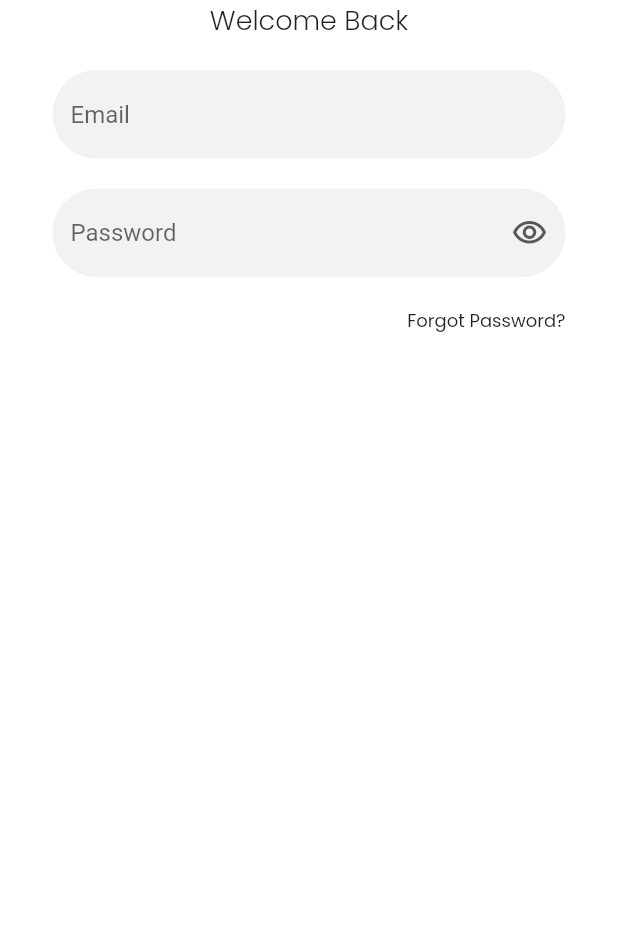
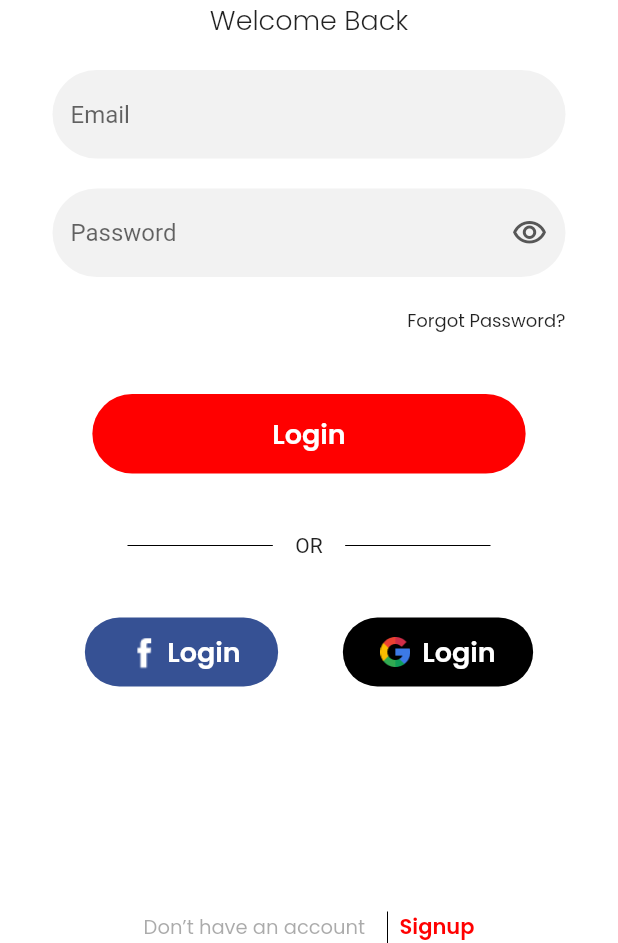
Before and after one commit to MPLectures/ui, a Flutter app: the screen it shows after launch, on a phone screen of 412 x 824 dp, the part 293-1236 px from its top. Run offline on Flutter 3.47's test engine with Material 2 defaults, Android fonts, the phone set to English and light mode, and no system bars.

Commit message:
lecture sixth : Ui Screen second half

```diff
--- a/lib/helpers/constants.dart
+++ b/lib/helpers/constants.dart
@@ -8,4 +8,5 @@ class MyColors{
   static const Color blackColor = Color(0xff000000);
   static const Color greyColor = Color(0xffF2F2F2);
   static const Color darkGreyColor = Color(0xff575757);
+  static const Color blueColor = Color(0xff365194);
 }
--- a/lib/main.dart
+++ b/lib/main.dart
@@ -1,4 +1,5 @@
 import 'package:flutter/material.dart';
+import 'package:ui/views/screens/expanded_screen.dart';
 import 'package:ui/views/screens/fifth_class.dart';
 import 'package:ui/views/screens/lecture_one.dart';
 import 'package:ui/views/screens/lecture_three.dart';
--- /dev/null
+++ b/lib/views/screens/expanded_screen.dart
@@ -0,0 +1,26 @@
+import 'package:flutter/material.dart';
+
+class ExpandedScreen extends StatelessWidget {
+  const ExpandedScreen({Key? key}) : super(key: key);
+
+  @override
+  Widget build(BuildContext context) {
+    return Scaffold(
+      body: SafeArea(
+        child: Container(
+          height: 300,
+          width: 300,
+          color: Colors.red,
+          child: Container(
+            margin: EdgeInsets.all(20),
+            padding: EdgeInsets.all(20),
+            color: Colors.green,
+            child: Container(
+              color: Colors.yellow,
+            ),
+          ),
+        ),
+      ),
+    );
+  }
+}
--- a/lib/views/screens/screen_login.dart
+++ b/lib/views/screens/screen_login.dart
@@ -5,6 +5,7 @@ class ScreenLogin extends StatelessWidget {
   @override
   Widget build(BuildContext context) {
     return Scaffold(
+      resizeToAvoidBottomInset: false,
       backgroundColor: MyColors.whiteColor,
       appBar: AppBar(
         backgroundColor: MyColors.whiteColor,
@@ -43,6 +44,9 @@ class ScreenLogin extends StatelessWidget {
         padding: EdgeInsets.symmetric(horizontal: 35),
         child: Column(
           children: [
+            Expanded(
+              child: Column(
+                children: [
                   Align(
                     alignment: Alignment.centerLeft,
                     child: Text(
@@ -65,7 +69,9 @@ class ScreenLogin extends StatelessWidget {
                       fontSize: 18,
                     ),
                   ),
-            SizedBox(height: 20,),
+                  SizedBox(
+                    height: 20,
+                  ),
                   TextFormField(
                     decoration: InputDecoration(
                         hintText: 'Email',
@@ -79,7 +85,9 @@ class ScreenLogin extends StatelessWidget {
                         filled: true,
                         fillColor: MyColors.greyColor),
                   ),
-            SizedBox(height: 20,),
+                  SizedBox(
+                    height: 20,
+                  ),
                   TextFormField(
                     decoration: InputDecoration(
                       suffixIcon: Icon(
@@ -98,7 +106,9 @@ class ScreenLogin extends StatelessWidget {
                       fillColor: MyColors.greyColor,
                     ),
                   ),
-            SizedBox(height: 20,),
+                  SizedBox(
+                    height: 20,
+                  ),
                   Align(
                     alignment: Alignment.centerRight,
                     child: Text(
@@ -109,6 +119,127 @@ class ScreenLogin extends StatelessWidget {
                       ),
                     ),
                   ),
+                  SizedBox(height: 40,),
+                  Container(
+                    padding: EdgeInsets.symmetric(horizontal: 120, vertical: 13),
+                    decoration: BoxDecoration(
+                        color: MyColors.redColor,
+                        borderRadius: BorderRadius.circular(30)),
+                    child: Text(
+                      "Login",
+                      style: TextStyle(
+                        color: MyColors.whiteColor,
+                        fontFamily: 'PoppinsSemiBold',
+                        fontSize: 18,
+                      ),
+                    ),
+                  ),
+                  SizedBox(height: 40,),
+                  Row(
+                    children: [
+                      Expanded(
+                        child: Divider(
+                          // thickness: 2,
+                          color: MyColors.blackColor,
+                          indent: 50,
+                          endIndent: 15,
+                        ),
+                      ),
+                      Text("OR"),
+                      Expanded(
+                        child: Divider(
+                          // thickness: 2,
+                          color: MyColors.blackColor,
+                          indent: 15,
+                          endIndent: 50,
+                        ),
+                      ),
+                    ],
+                  ),
+                  SizedBox(height: 40,),
+                  Row(
+                    mainAxisAlignment: MainAxisAlignment.spaceAround,
+                    children: [
+                      Container(
+                        padding: EdgeInsets.symmetric(horizontal: 25, vertical: 8),
+                        decoration: BoxDecoration(
+                            color: MyColors.blueColor,
+                            borderRadius: BorderRadius.circular(30)),
+                        child: Row(
+                          mainAxisAlignment: MainAxisAlignment.spaceAround,
+                          children: [
+                            Image.asset(
+                              'assets/images/facebook (8) 1.png',
+                              height: 30,
+                              width: 30,
+                            ),
+                            Text(
+                              "Login",
+                              style: TextStyle(
+                                color: MyColors.whiteColor,
+                                fontFamily: 'PoppinsSemiBold',
+                                fontSize: 18,
+                              ),
+                            ),
+                          ],
+                        ),
+                      ),
+                      Container(
+                        padding: EdgeInsets.symmetric(horizontal: 25, vertical: 8),
+                        decoration: BoxDecoration(
+                            color: MyColors.blackColor,
+                            borderRadius: BorderRadius.circular(30)),
+                        child: Row(
+                          children: [
+                            Image.asset(
+                              'assets/images/ic_google.png',
+                              height: 30,
+                              width: 20,
+                            ),
+                            SizedBox(
+                              width: 8,
+                            ),
+                            Text(
+                              "Login",
+                              style: TextStyle(
+                                color: MyColors.whiteColor,
+                                fontFamily: 'PoppinsSemiBold',
+                                fontSize: 18,
+                              ),
+                            ),
+                          ],
+                        ),
+                      ),
+                    ],
+                  ),
+                ],
+              ),
+            ),
+            IntrinsicHeight(
+              child: Row(
+                mainAxisAlignment: MainAxisAlignment.center,
+                children: [
+                  Text(
+                    "Don’t have an account  ",
+                    style: TextStyle(
+                        fontFamily: 'PoppinsRegular',
+                        fontSize: 13,
+                        color: MyColors.darkGreyColor.withOpacity(0.5)),
+                  ),
+                  VerticalDivider(
+                    color: MyColors.blackColor,
+                  ),
+                  Text(
+                    "Signup",
+                    style: TextStyle(
+                      fontFamily: 'PoppinsSemiBold',
+                      fontSize: 14,
+                      color: MyColors.redColor,
+                    ),
+                  ),
+                ],
+              ),
+            )
           ],
         ),
       ),
```
Also changed, not shown: assets/images/facebook (8) 1.png (added), assets/images/ic_google.png (added), lib/generated/assets.dart. Lines whose indentation alone changed are shown as unchanged.
